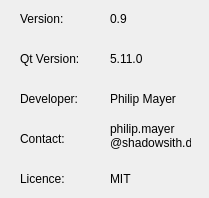
Shadowsith/qpicospeaker, file src/aboutinfo.ui: the form before one commit.
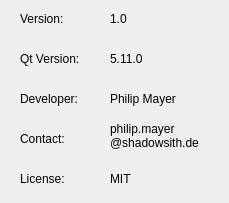
The form after the commit.

What changed in the file:
```diff
--- a/src/aboutinfo.ui
+++ b/src/aboutinfo.ui
@@ -6,8 +6,8 @@
    <rect>
     <x>0</x>
     <y>0</y>
-    <width>209</width>
-    <height>198</height>
+    <width>229</width>
+    <height>203</height>
    </rect>
   </property>
   <property name="windowTitle">
@@ -75,7 +75,7 @@
     </rect>
    </property>
    <property name="text">
-    <string>Licence:</string>
+    <string>License:</string>
    </property>
   </widget>
   <widget class="QLabel" name="lblVerVal">
@@ -88,7 +88,7 @@
     </rect>
    </property>
    <property name="text">
-    <string>0.9</string>
+    <string notr="true">1.0</string>
    </property>
   </widget>
   <widget class="QLabel" name="lblQtVal">
@@ -122,7 +122,7 @@
     <rect>
      <x>110</x>
      <y>120</y>
-     <width>81</width>
+     <width>111</width>
      <height>31</height>
     </rect>
    </property>
```
Left out of the diff: 2 changed lines with no effect on the pictures.
